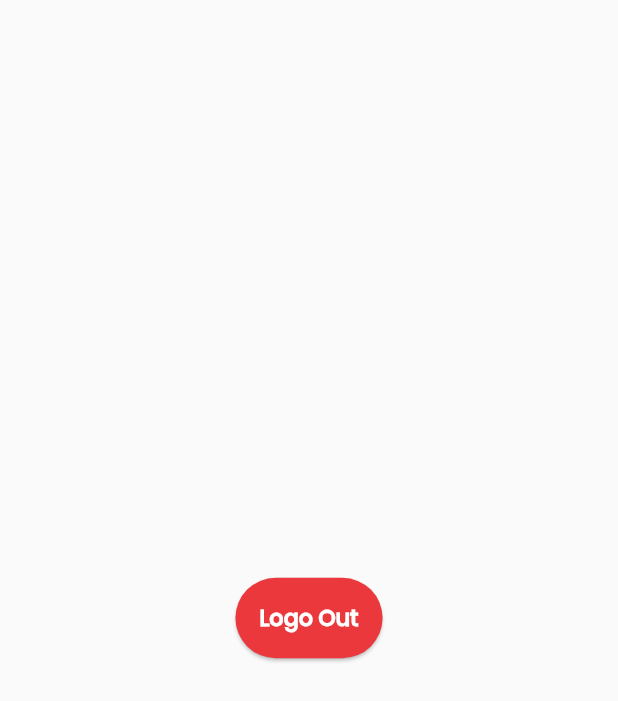
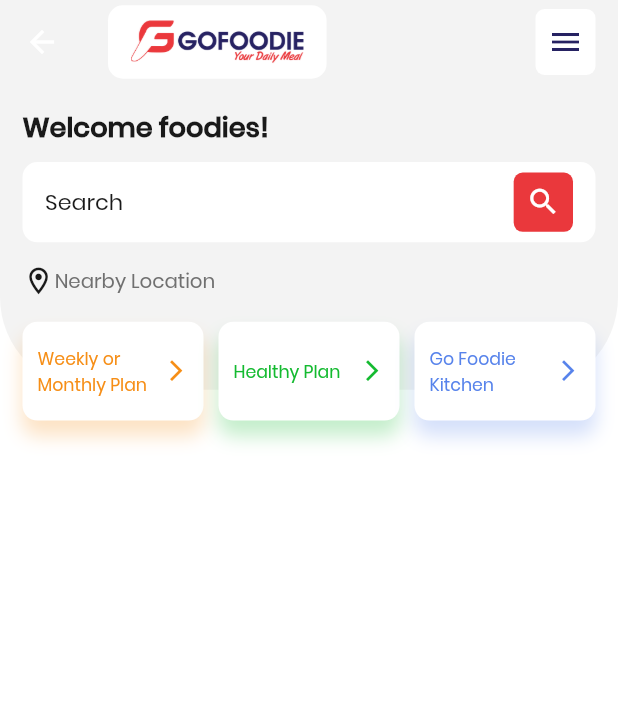
Before and after one commit to devaliakbar/gofoodie, a Flutter app: the Home screen opened by its route, on a phone screen of 412 x 824 dp. Shown: the top 701 px of the screen. Run offline on Flutter 3.47's test engine with Material 2 defaults, Android fonts, the phone set to English and light mode, and no system bars; our stand-ins replace bloc, dartz, data_connection_checker, dio, easy_localization, equatable and 6 more; accounts and stored records are empty.

Commit message:
UI of Home Headers

```diff
--- a/lib/core/res/app_colors.dart
+++ b/lib/core/res/app_colors.dart
@@ -3,4 +3,15 @@ part of 'app_resources.dart';
 class AppColors {
   static final Color red = HexColor("#EA383C");
   static final Color lightBlack = HexColor("#707070");
+
+  static final Color lightGrey = HexColor("#F3F3F3");
+
+  static final Color blue = HexColor("#262262");
+  static final Color lightBlue = HexColor("#5783EB");
+
+  static final Color black = HexColor("#191919");
+
+  static final Color orange = HexColor("#F68E16");
+
+  static final Color green = HexColor("#14BA30");
 }
--- a/lib/core/res/font_sizes.dart
+++ b/lib/core/res/font_sizes.dart
@@ -1,6 +1,10 @@
 part of 'app_resources.dart';
 
 class FontSizes {
+  static double get fontSizeXS {
+    return SizeConfig.height(1.4);
+  }
+
   static double get fontSizeS {
     return SizeConfig.height(1.6);
   }
@@ -17,9 +21,9 @@ class FontSizes {
     return SizeConfig.height(2);
   }
 
-  // static double get fontSizeXL {
-  //   return SizeConfig.width(5);
-  // }
+  static double get fontSizeXL {
+    return SizeConfig.height(2.2);
+  }
 
   // static double get fontSizeXXL {
   //   return SizeConfig.width(6);
--- a/lib/core/res/icon_sizes.dart
+++ b/lib/core/res/icon_sizes.dart
@@ -1,7 +1,23 @@
 part of 'app_resources.dart';
 
 class IconSizes {
+  static double get iconSizeXXXS {
+    return SizeConfig.height(2.0);
+  }
+
+  static double get iconSizeXXS {
+    return SizeConfig.height(2.2);
+  }
+
+  static double get iconSizeXS {
+    return SizeConfig.height(2.4);
+  }
+
+  static double get iconSizeS {
+    return SizeConfig.height(2.6);
+  }
+
   static double get iconSizeM {
-    return SizeConfig.safeBlockHorizontal * 6;
+    return SizeConfig.height(2.8);
   }
 }
--- a/lib/features/home/presentation/pages/home.dart
+++ b/lib/features/home/presentation/pages/home.dart
@@ -1,7 +1,6 @@
 import 'package:flutter/material.dart';
-import 'package:gofoodie/core/services/local_storage/local_storage.dart';
-import 'package:gofoodie/core/widgets/custom_button.dart';
-import 'package:gofoodie/injection_container.dart';
+import 'package:gofoodie/features/home/presentation/widgets/home_appbar.dart';
+import 'package:gofoodie/features/home/presentation/widgets/home_header.dart';
 
 class Home extends StatelessWidget {
   static const String routeName = '/home';
@@ -9,12 +8,16 @@ class Home extends StatelessWidget {
   @override
   Widget build(BuildContext context) {
     return Scaffold(
-      body: Center(
-        child: CustomButton(
-            onClick: () async {
-              await sl<LocalStorage>().clearAllLocalData();
-            },
-            title: "Logo Out"),
+      backgroundColor: Colors.white,
+      appBar: HomeAppbar(),
+      body: SafeArea(
+        child: SingleChildScrollView(
+          child: Column(
+            children: [
+              HomeHeader(),
+            ],
+          ),
+        ),
       ),
     );
   }
--- /dev/null
+++ b/lib/features/home/presentation/widgets/home_appbar.dart
@@ -0,0 +1,56 @@
+import 'package:flutter/material.dart';
+import 'package:gofoodie/core/res/app_resources.dart';
+
+class HomeAppbar extends StatelessWidget implements PreferredSizeWidget {
+  @override
+  Widget build(BuildContext context) {
+    return AppBar(
+      backgroundColor: AppColors.lightGrey,
+      elevation: 0,
+      centerTitle: false,
+      title: Container(
+        height: AppBar().preferredSize.height - 7,
+        padding: EdgeInsets.symmetric(horizontal: 15, vertical: 10),
+        decoration: BoxDecoration(
+          color: Colors.white,
+          borderRadius: BorderRadius.all(
+            Radius.circular(10),
+          ),
+        ),
+        child: Image.asset(
+          AppImages.splashScreen,
+          fit: BoxFit.fitHeight,
+        ),
+      ),
+      actions: [
+        Container(
+          margin: EdgeInsets.only(right: 15),
+          child: Column(
+            mainAxisAlignment: MainAxisAlignment.center,
+            children: [
+              InkWell(
+                onTap: () {},
+                child: Container(
+                  padding: EdgeInsets.symmetric(vertical: 10, horizontal: 8),
+                  decoration: BoxDecoration(
+                    color: Colors.white,
+                    borderRadius: BorderRadius.all(
+                      Radius.circular(6),
+                    ),
+                  ),
+                  child: Icon(
+                    Icons.menu,
+                    color: AppColors.blue,
+                  ),
+                ),
+              )
+            ],
+          ),
+        )
+      ],
+    );
+  }
+
+  @override
+  Size get preferredSize => new Size.fromHeight(AppBar().preferredSize.height);
+}
--- /dev/null
+++ b/lib/features/home/presentation/widgets/home_header.dart
@@ -0,0 +1,133 @@
+import 'package:flutter/material.dart';
+import 'package:gofoodie/core/res/app_resources.dart';
+import 'package:gofoodie/core/services/size_config.dart';
+import 'package:gofoodie/core/widgets/normal_text.dart';
+import 'package:gofoodie/features/home/presentation/widgets/home_special_card.dart';
+
+class HomeHeader extends StatelessWidget {
+  @override
+  Widget build(BuildContext context) {
+    return Stack(
+      children: [
+        Container(
+          margin: EdgeInsets.only(bottom: SizeConfig.height(2.5)),
+          padding: EdgeInsets.only(
+              bottom: SizeConfig.width(15), left: 15, right: 15, top: 15),
+          width: SizeConfig.width(100),
+          decoration: BoxDecoration(
+            color: AppColors.lightGrey,
+            borderRadius: BorderRadius.only(
+              bottomLeft: Radius.circular(
+                SizeConfig.width(15),
+              ),
+              bottomRight: Radius.circular(
+                SizeConfig.width(15),
+              ),
+            ),
+          ),
+          child: Column(
+            children: [
+              Container(
+                alignment: Alignment.centerLeft,
+                margin: EdgeInsets.only(bottom: 10),
+                child: NormalText(
+                  "Welcome foodies!",
+                  color: AppColors.black,
+                  boldText: true,
+                  size: FontSizes.fontSizeXL,
+                ),
+              ),
+              Container(
+                padding: EdgeInsets.symmetric(horizontal: 15),
+                height: SizeConfig.height(6.5),
+                decoration: BoxDecoration(
+                  color: Colors.white,
+                  borderRadius: BorderRadius.all(
+                    Radius.circular(10),
+                  ),
+                ),
+                child: Row(
+                  mainAxisAlignment: MainAxisAlignment.spaceBetween,
+                  children: [
+                    NormalText(
+                      "Search",
+                      color: AppColors.black,
+                    ),
+                    Container(
+                      decoration: BoxDecoration(
+                        color: AppColors.red,
+                        borderRadius: BorderRadius.all(
+                          Radius.circular(6),
+                        ),
+                      ),
+                      padding: EdgeInsets.all(SizeConfig.height(1)),
+                      child: Icon(
+                        Icons.search,
+                        size: IconSizes.iconSizeM,
+                        color: Colors.white,
+                      ),
+                    )
+                  ],
+                ),
+              ),
+              Container(
+                margin: EdgeInsets.only(top: 15),
+                child: Row(
+                  children: [
+                    Icon(
+                      Icons.location_on_outlined,
+                      color: AppColors.black,
+                      size: IconSizes.iconSizeS,
+                    ),
+                    NormalText(
+                      "Nearby Location",
+                      size: FontSizes.fontSizeS,
+                    )
+                  ],
+                ),
+              )
+            ],
+          ),
+        ),
+        Positioned(
+          bottom: 0,
+          child: Container(
+            width: SizeConfig.width(100),
+            padding: EdgeInsets.symmetric(horizontal: 15),
+            child: Row(
+              children: [
+                Expanded(
+                  child: HomeSpecialCard(
+                    color: AppColors.orange,
+                    text: "Weekly or Monthly Plan",
+                    onClick: () {},
+                  ),
+                ),
+                SizedBox(
+                  width: 10,
+                ),
+                Expanded(
+                  child: HomeSpecialCard(
+                    color: AppColors.green,
+                    text: "Healthy Plan",
+                    onClick: () {},
+                  ),
+                ),
+                SizedBox(
+                  width: 10,
+                ),
+                Expanded(
+                  child: HomeSpecialCard(
+                    color: AppColors.lightBlue,
+                    text: "Go Foodie Kitchen",
+                    onClick: () {},
+                  ),
+                ),
+              ],
+            ),
+          ),
+        )
+      ],
+    );
+  }
+}
--- /dev/null
+++ b/lib/features/home/presentation/widgets/home_special_card.dart
@@ -0,0 +1,54 @@
+import 'package:flutter/material.dart';
+import 'package:gofoodie/core/res/app_resources.dart';
+import 'package:gofoodie/core/services/size_config.dart';
+import 'package:gofoodie/core/widgets/normal_text.dart';
+
+class HomeSpecialCard extends StatelessWidget {
+  final String text;
+  final Color color;
+  final Function onClick;
+
+  HomeSpecialCard(
+      {@required this.text, @required this.color, @required this.onClick});
+
+  @override
+  Widget build(BuildContext context) {
+    return InkWell(
+      onTap: onClick,
+      child: Container(
+        height: SizeConfig.height(8),
+        padding: EdgeInsets.symmetric(horizontal: 10),
+        decoration: BoxDecoration(
+          color: Colors.white,
+          borderRadius: BorderRadius.all(
+            Radius.circular(10),
+          ),
+          boxShadow: [
+            BoxShadow(
+              color: color.withOpacity(0.25),
+              spreadRadius: 0,
+              blurRadius: 10,
+              offset: Offset(0, 10),
+            ),
+          ],
+        ),
+        child: Row(
+          children: [
+            Expanded(
+              child: NormalText(
+                text,
+                size: FontSizes.fontSizeXS,
+                color: color,
+              ),
+            ),
+            Icon(
+              Icons.arrow_forward_ios_outlined,
+              size: IconSizes.iconSizeXXXS,
+              color: color,
+            )
+          ],
+        ),
+      ),
+    );
+  }
+}
```
